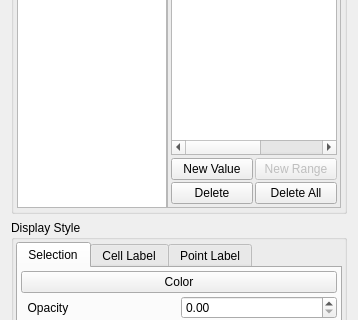
Above: Qt/Components/Resources/UI/pqSelectionInspectorPanel.ui from wildmichael/ParaView3-enhancements-old before the change; both pictures show x 0 to 358 and y 260 to 580 of the 358 by 754 pixel window. Below: the same form after it.
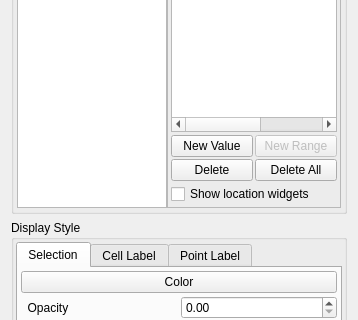
That is the form after the change. The open tabs and pages were chosen to show the change. Custom widgets are drawn as their Qt base class.

Commit message: ENH: Point widgets can be used to set up a location-based selection.

```diff
--- a/Qt/Components/Resources/UI/pqSelectionInspectorPanel.ui
+++ b/Qt/Components/Resources/UI/pqSelectionInspectorPanel.ui
@@ -668,6 +668,13 @@
               </item>
              </layout>
             </item>
+            <item>
+             <widget class="QCheckBox" name="showLocationWidgets" >
+              <property name="text" >
+               <string>Show location widgets</string>
+              </property>
+             </widget>
+            </item>
            </layout>
           </widget>
           <widget class="QWidget" name="page_Thresholds" >
```
The commit also changes 2 other files.
